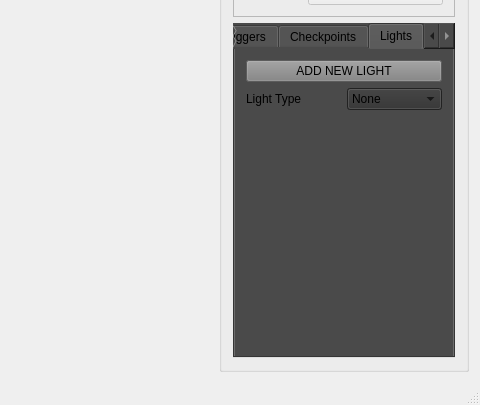
Qt form SSPSolution/SSP_Editor/SSP_Editor.ui (Chringo/SSP) before a commit; both pictures show x 691 to 1171 and y 331 to 736 of the 1171 by 736 pixel window.
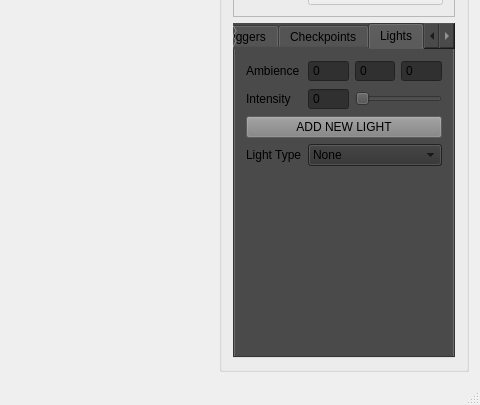
The same form after that commit. The open tabs and pages were chosen to show the change.

Commit message: Added UI support for ambience values

Diff of the .ui file:
```diff
--- a/SSPSolution/SSP_Editor/SSP_Editor.ui
+++ b/SSPSolution/SSP_Editor/SSP_Editor.ui
@@ -2369,14 +2369,51 @@
            <string>Lights</string>
           </attribute>
           <layout class="QGridLayout" name="gridLayout_8">
-           <item row="1" column="0">
+           <item row="0" column="0">
+            <widget class="QLabel" name="label_16">
+             <property name="text">
+              <string>Ambience</string>
+             </property>
+            </widget>
+           </item>
+           <item row="6" column="0">
             <widget class="QLabel" name="label_6">
              <property name="text">
               <string>Light Type</string>
              </property>
             </widget>
            </item>
-           <item row="1" column="1">
+           <item row="3" column="1">
+            <widget class="QSpinBox" name="Amb_Intensity">
+             <property name="styleSheet">
+              <string notr="true">background-color: rgb(48, 48, 48);</string>
+             </property>
+             <property name="buttonSymbols">
+              <enum>QAbstractSpinBox::NoButtons</enum>
+             </property>
+             <property name="maximum">
+              <number>250</number>
+             </property>
+            </widget>
+           </item>
+           <item row="3" column="0">
+            <widget class="QLabel" name="label_17">
+             <property name="text">
+              <string>Intensity</string>
+             </property>
+            </widget>
+           </item>
+           <item row="5" column="0" colspan="4">
+            <widget class="QPushButton" name="ADD_Light_Button">
+             <property name="styleSheet">
+              <string notr="true">background-color: rgb(129, 129, 129);</string>
+             </property>
+             <property name="text">
+              <string>ADD NEW LIGHT</string>
+             </property>
+            </widget>
+           </item>
+           <item row="6" column="1" colspan="3">
             <widget class="QComboBox" name="LightDropDown">
              <property name="styleSheet">
               <string notr="true">background-color: rgb(48, 48, 48);</string>
@@ -2413,17 +2450,7 @@
              </item>
             </widget>
            </item>
-           <item row="0" column="0" colspan="2">
-            <widget class="QPushButton" name="ADD_Light_Button">
-             <property name="styleSheet">
-              <string notr="true">background-color: rgb(129, 129, 129);</string>
-             </property>
-             <property name="text">
-              <string>ADD NEW LIGHT</string>
-             </property>
-            </widget>
-           </item>
-           <item row="4" column="0" colspan="2">
+           <item row="9" column="0" colspan="4">
             <widget class="QStackedWidget" name="LightWindows">
              <property name="currentIndex">
               <number>1</number>
@@ -2733,6 +2760,55 @@
              </widget>
             </widget>
            </item>
+           <item row="3" column="2" colspan="2">
+            <widget class="QSlider" name="Amb_Intensityslider">
+             <property name="maximum">
+              <number>250</number>
+             </property>
+             <property name="orientation">
+              <enum>Qt::Horizontal</enum>
+             </property>
+            </widget>
+           </item>
+           <item row="0" column="2">
+            <widget class="QSpinBox" name="Amb_G">
+             <property name="styleSheet">
+              <string notr="true">background-color: rgb(48, 48, 48);</string>
+             </property>
+             <property name="buttonSymbols">
+              <enum>QAbstractSpinBox::NoButtons</enum>
+             </property>
+             <property name="maximum">
+              <number>255</number>
+             </property>
+            </widget>
+           </item>
+           <item row="0" column="1">
+            <widget class="QSpinBox" name="Amb_R">
+             <property name="styleSheet">
+              <string notr="true">background-color: rgb(48, 48, 48);</string>
+             </property>
+             <property name="buttonSymbols">
+              <enum>QAbstractSpinBox::NoButtons</enum>
+             </property>
+             <property name="maximum">
+              <number>255</number>
+             </property>
+            </widget>
+           </item>
+           <item row="0" column="3">
+            <widget class="QSpinBox" name="Amb_B">
+             <property name="styleSheet">
+              <string notr="true">background-color: rgb(48, 48, 48);</string>
+             </property>
+             <property name="buttonSymbols">
+              <enum>QAbstractSpinBox::NoButtons</enum>
+             </property>
+             <property name="maximum">
+              <number>255</number>
+             </property>
+            </widget>
+           </item>
           </layout>
          </widget>
         </widget>
```
Left out of the diff: 287 changed lines with no effect on the pictures. The commit also changes 10 other files.
